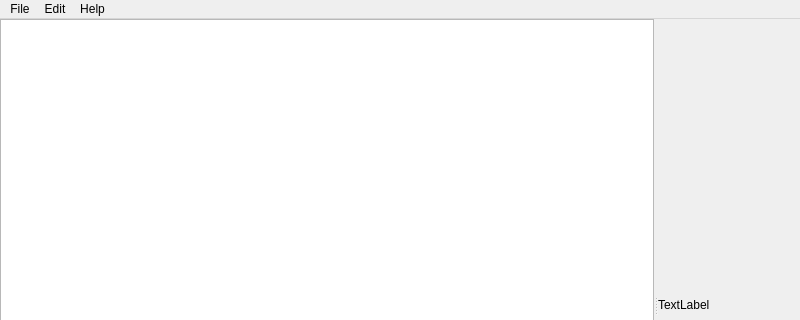
First picture: the form in UI/main.ui, repository staffeev/AmongGraphs, before the edit; both pictures show x 0 to 800 and y 0 to 320 of the 800 by 600 pixel window.
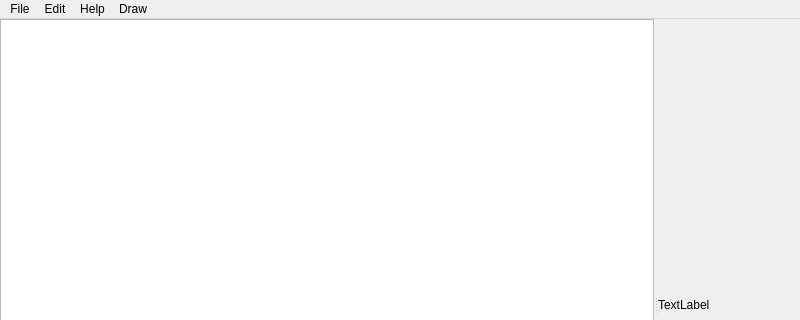
Second picture: the form after the edit.

What changed in the file:
```diff
--- a/UI/main.ui
+++ b/UI/main.ui
@@ -122,9 +122,16 @@
     <addaction name="actionSettings"/>
     <addaction name="actionExit"/>
    </widget>
+   <widget class="QMenu" name="menuDraw">
+    <property name="title">
+     <string>Draw</string>
+    </property>
+    <addaction name="actionDraw"/>
+   </widget>
    <addaction name="menuFIle"/>
    <addaction name="menuEdit"/>
    <addaction name="menuHelp"/>
+   <addaction name="menuDraw"/>
   </widget>
   <widget class="QStatusBar" name="statusbar"/>
   <action name="actionCreate">
```
Left out of the diff: 8 changed lines with no effect on the pictures.
